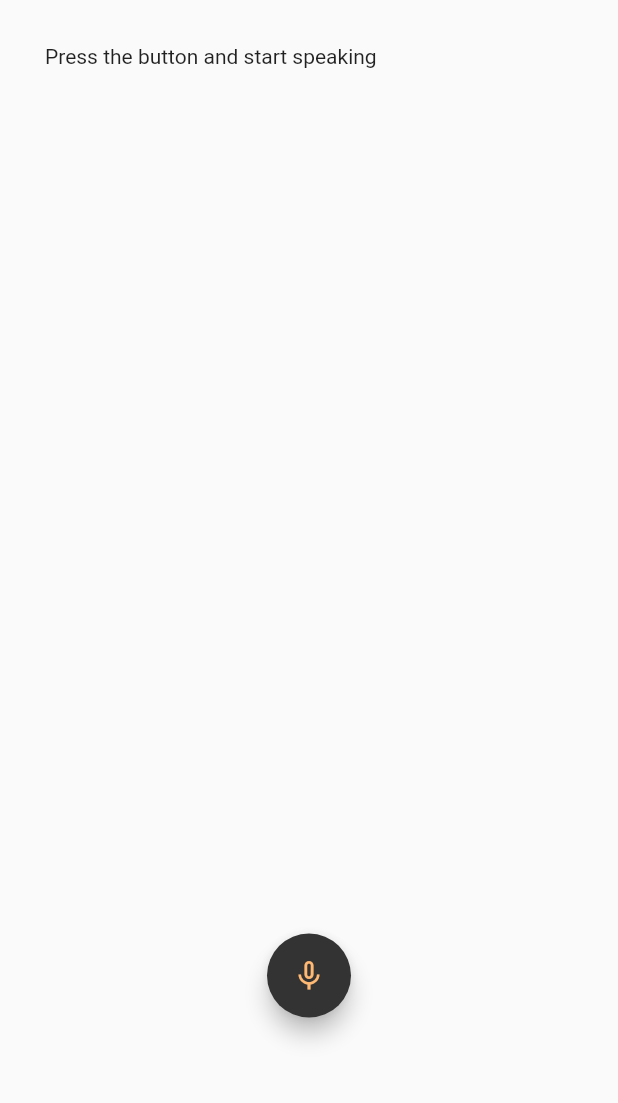
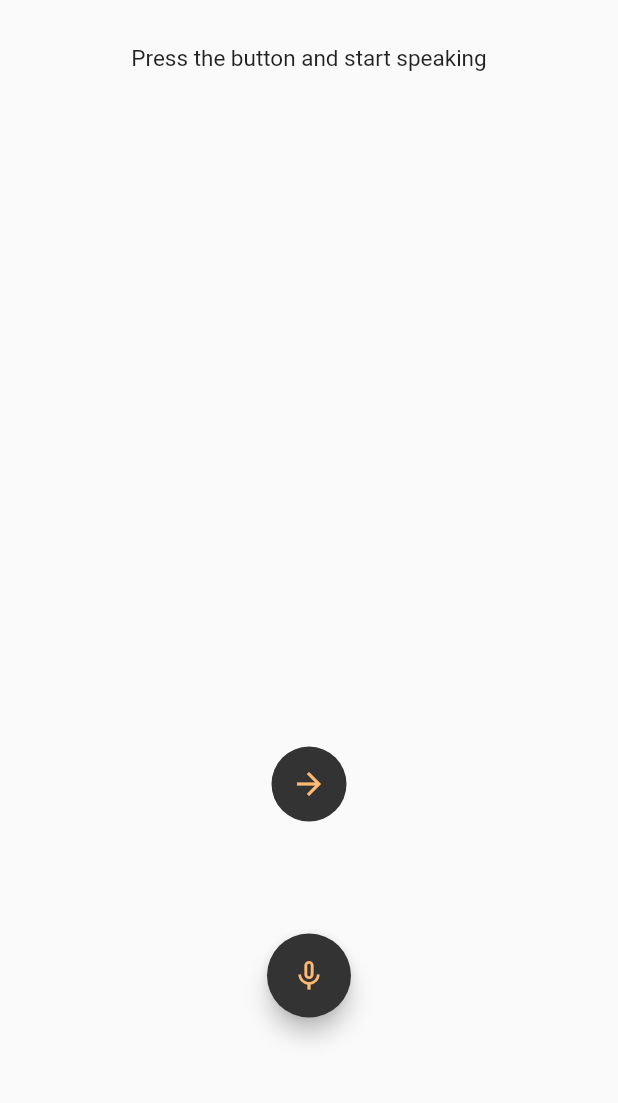
Before and after one commit to Aficionado45/braille_printing, a Flutter app: the SpeechScreen screen opened directly, on a phone screen of 412 x 824 dp, the part 124-1227 px from its top. Run offline on Flutter 3.47's test engine with Material 2 defaults, Android fonts, the phone set to English and light mode, and no system bars; drawn by our look-alikes of avatar_glow; our stand-ins replace basic_utils, file_picker, flutter_bluetooth_serial, image_picker, speech_to_text; missing offline and left inert: google_ml_kit, pdf_text.

Commit message:
PDF VOice Updates

```diff
--- a/lib/views/voice.dart
+++ b/lib/views/voice.dart
@@ -2,6 +2,7 @@ import 'package:flutter/material.dart';
 import 'package:speech_to_text/speech_to_text.dart' as stt;
 import 'package:avatar_glow/avatar_glow.dart';
 import 'package:braille_printing/utils/constants.dart';
+import 'package:braille_printing/views/bluetooth.dart';
 
 class VoiceText extends StatefulWidget {
   const VoiceText({Key key}) : super(key: key);
@@ -80,14 +81,42 @@ class _SpeechScreenState extends State<SpeechScreen> {
             ),
           ),
         ),
-      body: SingleChildScrollView(
+        body: Column(
+          children: [
+            SingleChildScrollView(
               reverse: true,
               child: Container(
-          padding: const EdgeInsets.fromLTRB(30.0, 30.0, 30.0, 150.0),
-          child: Text(_text),
+                alignment: Alignment.center,
+                padding: const EdgeInsets.fromLTRB(30.0, 30.0, 30.0, 450),
+                child: Text(
+                  _text,
+                  style: TextStyle(fontSize: 15),
                 ),
               ),
-    );
+            ),
+            Ink(
+              height: 50,
+              width: 50,
+              decoration: const ShapeDecoration(
+                color: Color(0xff333333),
+                shape: CircleBorder(),
+              ),
+              child: IconButton(
+                icon: const Icon(Icons.arrow_forward_sharp),
+                color: kButtonText,
+                onPressed: () {
+                  Navigator.push(
+                      context,
+                      MaterialPageRoute(
+                        builder: (context) => Bluetooth(
+                          scannedText: _text,
+                        ),
+                      ));
+                },
+              ),
+            ),
+          ],
+        ));
   }
 
   void _listen() async {
```
Also changed, not shown: lib/views/bluetooth.dart (+14 -3 lines), lib/views/ocr.dart (+11 -6 lines), lib/views/pdf.dart (+8 -1 lines), lib/views/servo.dart (+3 -6 lines). Lines whose indentation alone changed are shown as unchanged.
